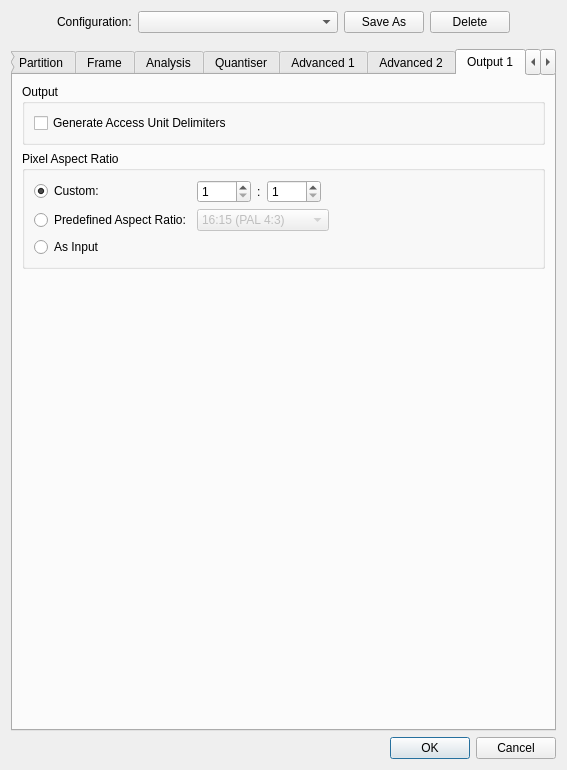
First picture: the form in avidemux_plugins/ADM_videoEncoder/x264/qt4/x264ConfigDialog.ui, repository mean00/avidemux2, before the edit.
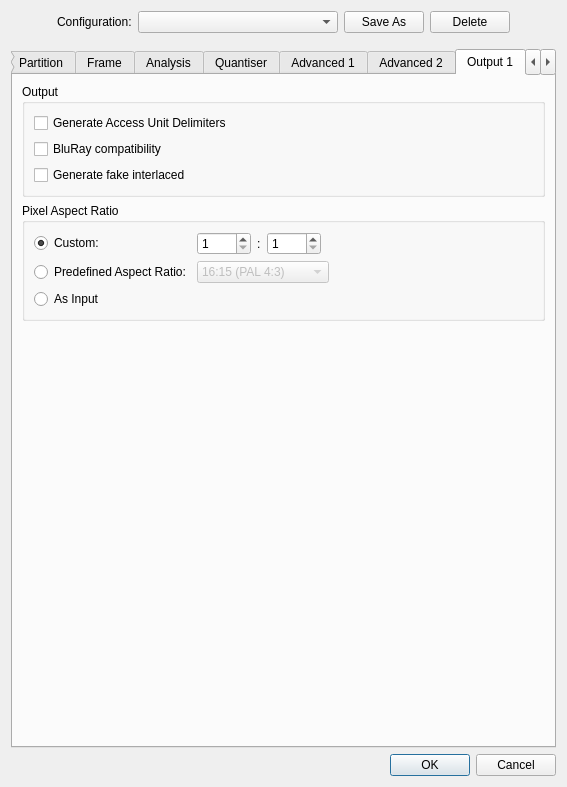
Second picture: the form after the edit. The open tabs and pages were chosen to show the change.

Commit message: [x264] Add blu ray compatibility and fake interlaced

What changed in the file:
```diff
--- a/avidemux_plugins/ADM_videoEncoder/x264/qt4/x264ConfigDialog.ui
+++ b/avidemux_plugins/ADM_videoEncoder/x264/qt4/x264ConfigDialog.ui
@@ -8,7 +8,7 @@
     <x>0</x>
     <y>0</y>
     <width>567</width>
-    <height>770</height>
+    <height>787</height>
    </rect>
   </property>
   <property name="windowTitle">
@@ -3406,6 +3406,20 @@
             </property>
            </widget>
           </item>
+          <item>
+           <widget class="QCheckBox" name="blueRayCompat">
+            <property name="text">
+             <string>BluRay compatibility</string>
+            </property>
+           </widget>
+          </item>
+          <item>
+           <widget class="QCheckBox" name="fakeInterlaced">
+            <property name="text">
+             <string>Generate fake interlaced</string>
+            </property>
+           </widget>
+          </item>
          </layout>
         </widget>
        </item>
```
Left out of the diff: 2 changed lines with no effect on the pictures. The commit also changes 6 other files.
